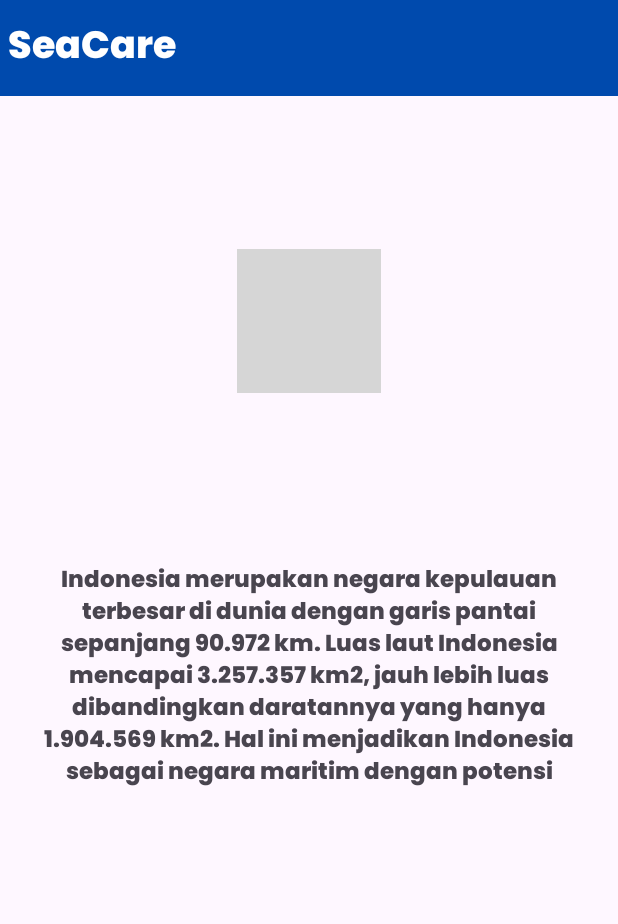
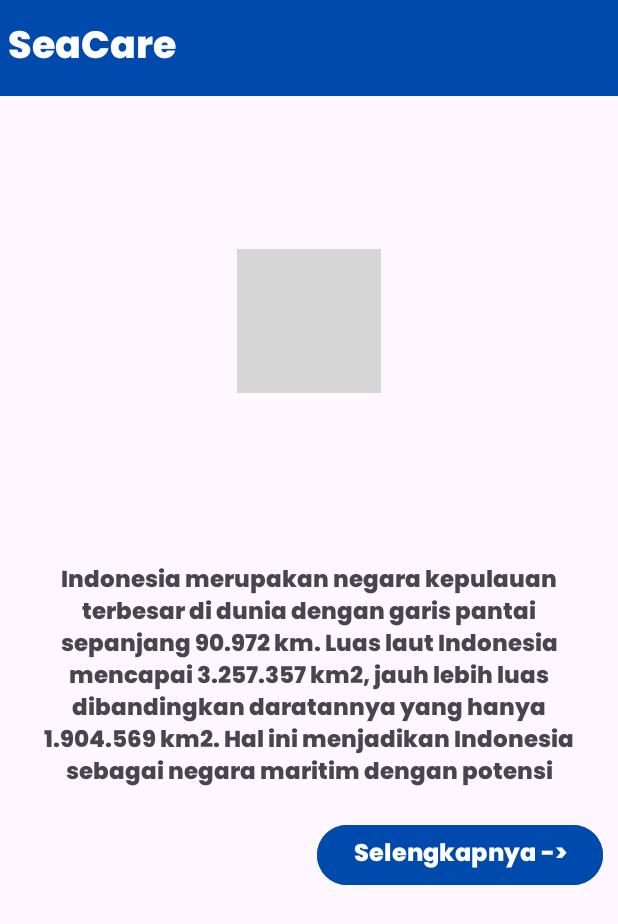
Before and after one commit to Claraindriani1764/TA_PM1_IF22DX_RISFARA, an Android app: the fragment HomeFragment shown on its own in the app's theme, on a phone screen of 412 x 824 dp. Shown: the top 924 px of the screen. Run offline under Robolectric (Android 15) with nearby library versions, the phone set to English and light mode, and no system bars; grey boxes are pictures that could not be loaded.

Commit message:
master: menambahkan button untuk perpidahan fragmet slengkapnya

```diff
--- a/PROGRAM/app/src/main/res/layout/fragment_home.xml
+++ b/PROGRAM/app/src/main/res/layout/fragment_home.xml
@@ -70,5 +70,26 @@
                 android:textSize="15dp" />
         </FrameLayout>
 
+        <FrameLayout
+            android:id="@+id/frm_btn"
+            android:layout_width="match_parent"
+            android:layout_height="50dp"
+            android:layout_margin="10dp"
+            android:layout_marginTop="44dp"
+            app:layout_constraintEnd_toEndOf="parent"
+            app:layout_constraintHorizontal_bias="0.2"
+            app:layout_constraintStart_toStartOf="parent"
+            app:layout_constraintTop_toBottomOf="@+id/frm_text">
+
+            <Button
+                android:id="@+id/button_next"
+                android:layout_width="wrap_content"
+                android:layout_height="wrap_content"
+                android:backgroundTint="@color/blue"
+                android:layout_gravity="end|center"
+                android:fontFamily="@font/poppins_extrabold"
+                android:text="Selengkapnya ->" />
+        </FrameLayout>
+
     </androidx.constraintlayout.widget.ConstraintLayout>
 </FrameLayout>
```
